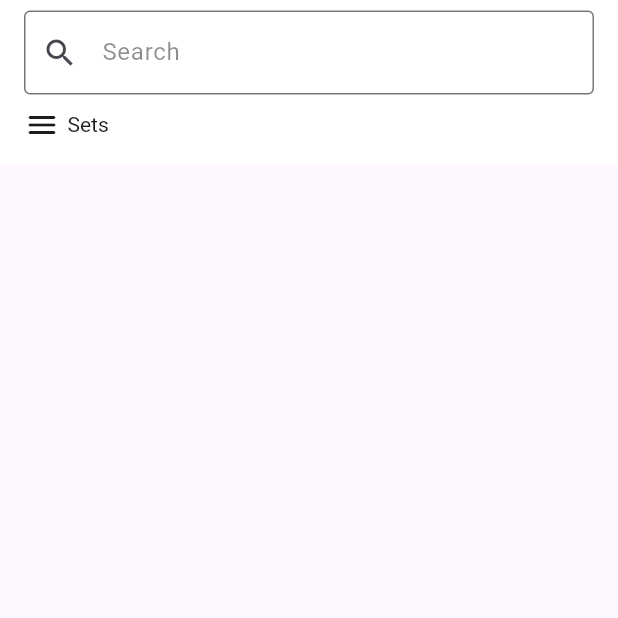
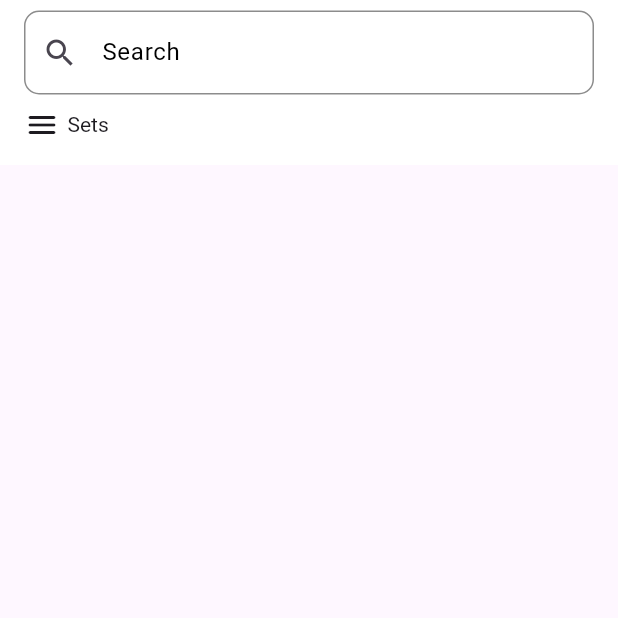
Before and after one commit to jpDEVsekiro/gengar_dex, a Flutter app: the screen it shows after launch, on a phone screen of 412 x 824 dp, the top half of it. Run offline on Flutter 3.47's test engine with Material 3 defaults, Android fonts, the phone set to English and light mode, and no system bars; our stand-ins replace cached_network_image, flutter_mobx, mobx, modal_bottom_sheet, shimmer; missing offline and left inert: widgetbook, widgetbook_annotation; generated files the repository leaves out were written again; network calls fail.

Commit message:
feat(mobile): color search bar and unfucus search bar

```diff
--- a/lib/app/design_system/palette.dart
+++ b/lib/app/design_system/palette.dart
@@ -4,4 +4,5 @@ class Palette {
   static Color get primary => Color(0xFF5CB764).withOpacity(0.9);
   static Color get secondary => Colors.red;
   static Color get white => Colors.white;
+  static Color get disable => Colors.black45;
 }
--- a/lib/app/modules/home/home_page.dart
+++ b/lib/app/modules/home/home_page.dart
@@ -65,22 +65,34 @@ class _HomePageState extends State<HomePage> {
                         );
                       return InkWell(
                         onTap: () {
+                          FocusScope.of(context).requestFocus(new FocusNode());
                           store.searchController.clear();
                           store.searchCards('');
                         },
                         child: Icon(
                           Icons.clear,
+                          color: Palette.secondary,
                         ),
                       );
                     }),
                     hintText: 'Search',
                     hintStyle: TextStyle(
-                        color: Colors.black45, fontWeight: FontWeight.w400),
-                    border: OutlineInputBorder(),
+                        color: Colors.black, fontWeight: FontWeight.w400),
+                    enabledBorder: OutlineInputBorder(
+                      borderRadius: BorderRadius.circular(10),
+                      borderSide: BorderSide(color: Palette.disable, width: 1),
+                    ),
+                    focusedBorder: OutlineInputBorder(
+                      borderRadius: BorderRadius.circular(10),
+                      borderSide:
+                          BorderSide(color: Palette.primary, width: 1.3),
+                    ),
+                    focusColor: Palette.primary,
                   ),
                 ),
                 InkWell(
                   onTap: () async {
+                    FocusScope.of(context).requestFocus(new FocusNode());
                     store.setSelectedSet(await showMaterialModalBottomSheet(
                       context: context,
                       shape: RoundedRectangleBorder(
@@ -142,7 +154,9 @@ class _HomePageState extends State<HomePage> {
                 children: [
                   if (card1 != null)
                     InkWell(
-                        onTap: () {
+                        onTap: () async {
+                          FocusScope.of(context).requestFocus(new FocusNode());
+                          await Future.delayed(Duration(milliseconds: 200));
                           Navigator.of(context).push(MaterialPageRoute(
                               builder: (builder) =>
                                   CardDetailsPage(cardTCGBrief: card1!)));
@@ -151,7 +165,9 @@ class _HomePageState extends State<HomePage> {
                   const SizedBox(width: 8),
                   if (card2 != null)
                     InkWell(
-                        onTap: () {
+                        onTap: () async {
+                          FocusScope.of(context).requestFocus(new FocusNode());
+                          await Future.delayed(Duration(milliseconds: 200));
                           Navigator.of(context).push(MaterialPageRoute(
                               builder: (builder) =>
                                   CardDetailsPage(cardTCGBrief: card2!)));
```
